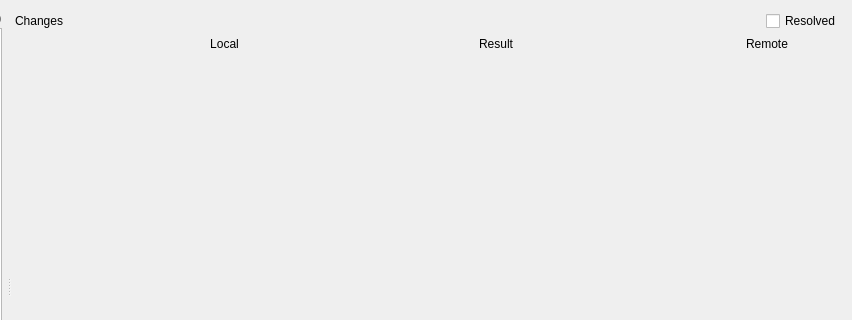
Old version of the form src/nextgis_connect/detached_editing/conflicts/ui/resolving_dialog_base.ui in the repository nextgis/nextgis_connect; both pictures show x 248 to 1100 and y 0 to 320 of the 1100 by 600 pixel window.
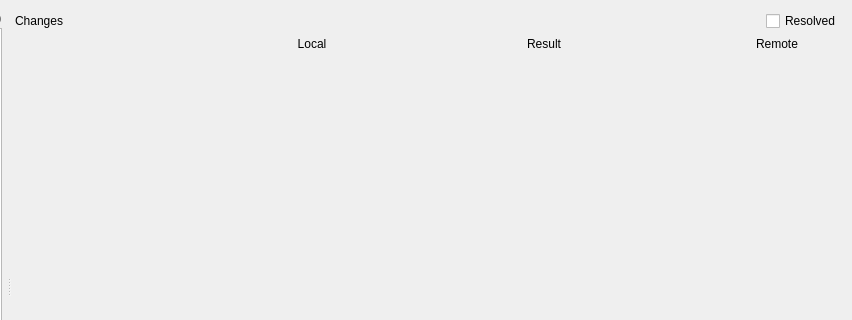
New version of the form. The open tabs and pages were chosen to show the change.

What changed in the file:
```diff
--- a/src/nextgis_connect/detached_editing/conflicts/ui/resolving_dialog_base.ui
+++ b/src/nextgis_connect/detached_editing/conflicts/ui/resolving_dialog_base.ui
@@ -308,6 +308,22 @@
                       <number>0</number>
                      </property>
                      <item row="0" column="3">
+                      <widget class="QWidget" name="updates_empty_widget_3" native="true"/>
+                     </item>
+                     <item row="0" column="2">
+                      <widget class="QLabel" name="local_label">
+                       <property name="text">
+                        <string>Local</string>
+                       </property>
+                       <property name="alignment">
+                        <set>Qt::AlignCenter</set>
+                       </property>
+                      </widget>
+                     </item>
+                     <item row="0" column="5">
+                      <widget class="QWidget" name="updates_empty_widget_4" native="true"/>
+                     </item>
+                     <item row="0" column="4">
                       <widget class="QLabel" name="result_label">
                        <property name="text">
                         <string>Result</string>
@@ -327,23 +343,7 @@
                        </property>
                       </widget>
                      </item>
-                     <item row="0" column="1">
-                      <widget class="QLabel" name="local_label">
-                       <property name="text">
-                        <string>Local</string>
-                       </property>
-                       <property name="alignment">
-                        <set>Qt::AlignCenter</set>
-                       </property>
-                      </widget>
-                     </item>
-                     <item row="0" column="2">
-                      <widget class="QWidget" name="updates_empty_widget_2" native="true"/>
-                     </item>
-                     <item row="0" column="4">
-                      <widget class="QWidget" name="updates_empty_widget_3" native="true"/>
-                     </item>
-                     <item row="0" column="5">
+                     <item row="0" column="6">
                       <widget class="QLabel" name="remote_label">
                        <property name="text">
                         <string>Remote</string>
@@ -353,6 +353,9 @@
                        </property>
                       </widget>
                      </item>
+                     <item row="0" column="1">
+                      <widget class="QWidget" name="updates_empty_widget_2" native="true"/>
+                     </item>
                     </layout>
                    </widget>
                   </item>
```
